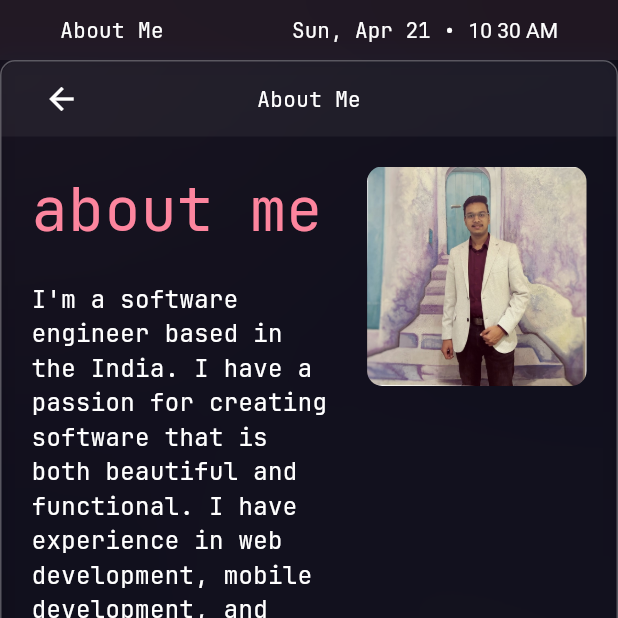
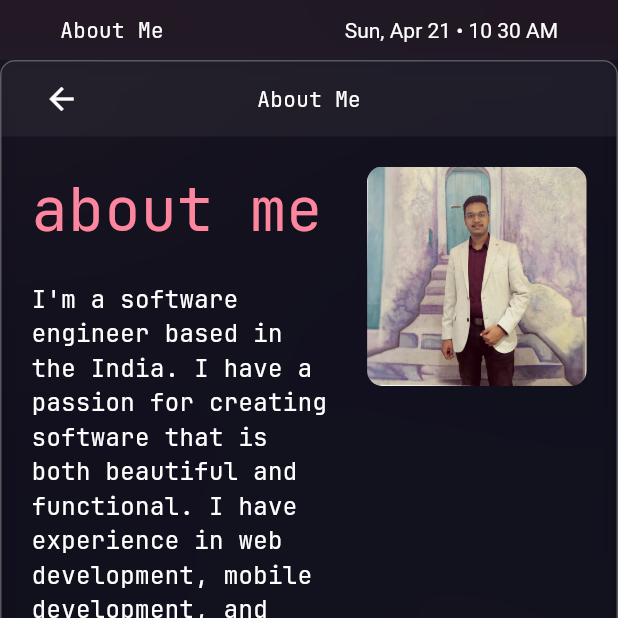
Before and after one commit to Dusk-afk/portfolio-source, a Flutter app: the screen it shows after launch, after a tap on "About Me", on a phone screen of 412 x 824 dp, the top half of it. Run offline on Flutter 3.47's test engine with Material 3 defaults, Android fonts, the light colour scheme and no system bars; drawn by our look-alikes of blur; our stand-ins replace bloc, date_format, equatable, flutter_bloc, flutter_svg, video_player; network calls fail.

Commit message:
more fixes

```diff
--- a/lib/presentation/menu_bar/menu_bar_time.dart
+++ b/lib/presentation/menu_bar/menu_bar_time.dart
@@ -46,6 +46,9 @@
               _dateTime,
               [D, ', ', M, ' ', d, ' • '],
             ),
+            style: const TextStyle(
+              color: Colors.white,
+            ),
           ),
           TextSpan(
             text: hour,
--- a/lib/presentation/window/window_widget.dart
+++ b/lib/presentation/window/window_widget.dart
@@ -30,7 +30,10 @@
       child: Stack(
         children: [
           Positioned.fill(
-            child: Background.window(),
+            child: ClipRRect(
+              borderRadius: const BorderRadius.all(Radius.circular(10)),
+              child: Background.window(),
+            ),
           ),
           Container(
             width: isMobile || widget.window.maximized
```
Also changed, not shown: 1 other file.
